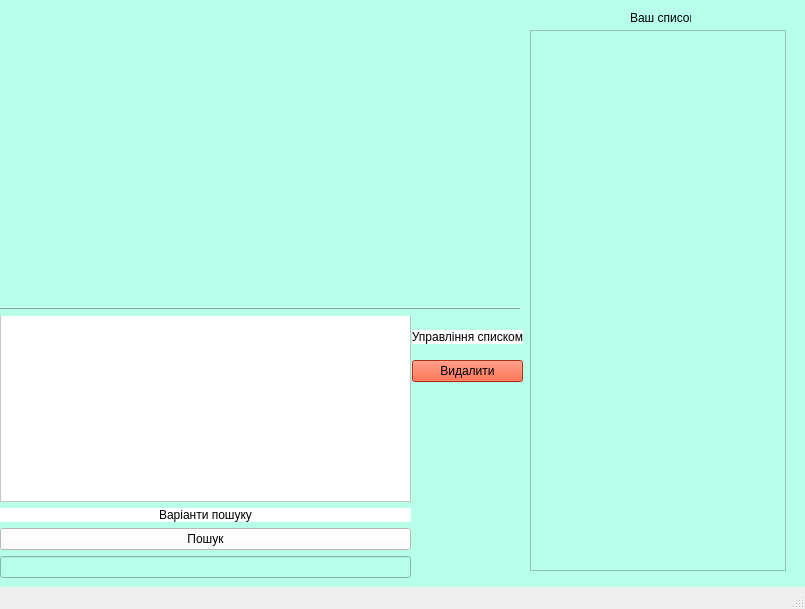
SuchAStupidMe/TFilmlist, file GUI.ui: the form before one commit.
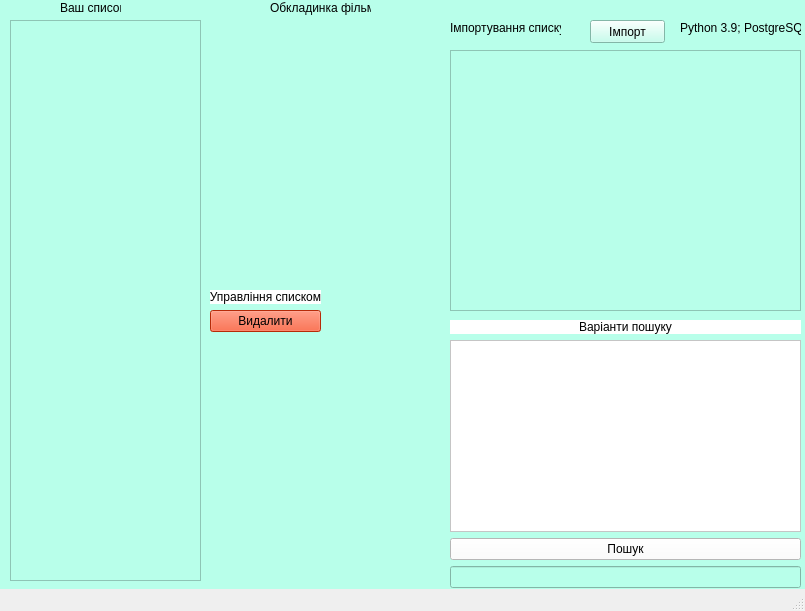
The form after the commit.

What changed in the file:
```diff
--- a/GUI.ui
+++ b/GUI.ui
@@ -7,7 +7,7 @@
     <x>0</x>
     <y>0</y>
     <width>805</width>
-    <height>609</height>
+    <height>611</height>
    </rect>
   </property>
   <property name="windowTitle">
@@ -17,21 +17,11 @@
    <property name="styleSheet">
     <string notr="true">background-color:rgb(184, 255, 234)</string>
    </property>
-   <widget class="QListWidget" name="your_list">
-    <property name="geometry">
-     <rect>
-      <x>530</x>
-      <y>30</y>
-      <width>256</width>
-      <height>541</height>
-     </rect>
-    </property>
-   </widget>
    <widget class="QLabel" name="label_2">
     <property name="geometry">
      <rect>
-      <x>630</x>
-      <y>10</y>
+      <x>60</x>
+      <y>0</y>
       <width>61</width>
       <height>16</height>
      </rect>
@@ -43,20 +33,13 @@
    <widget class="QWidget" name="formLayoutWidget">
     <property name="geometry">
      <rect>
-      <x>0</x>
-      <y>310</y>
-      <width>411</width>
+      <x>450</x>
+      <y>320</y>
+      <width>351</width>
       <height>268</height>
      </rect>
     </property>
     <layout class="QVBoxLayout" name="verticalLayout">
-     <item>
-      <widget class="QListWidget" name="listWidget">
-       <property name="styleSheet">
-        <string notr="true">background-color:rgb(255, 255, 255)</string>
-       </property>
-      </widget>
-     </item>
      <item>
       <widget class="QLabel" name="label">
        <property name="styleSheet">
@@ -73,6 +56,13 @@
        </property>
       </widget>
      </item>
+     <item>
+      <widget class="QListWidget" name="listWidget">
+       <property name="styleSheet">
+        <string notr="true">background-color:rgb(255, 255, 255)</string>
+       </property>
+      </widget>
+     </item>
      <item>
       <widget class="QPushButton" name="searchButton">
        <property name="styleSheet">
@@ -88,36 +78,27 @@
      </item>
     </layout>
    </widget>
-   <widget class="Line" name="line">
-    <property name="geometry">
-     <rect>
-      <x>0</x>
-      <y>300</y>
-      <width>521</width>
-      <height>16</height>
-     </rect>
-    </property>
-    <property name="cursor">
-     <cursorShape>SizeVerCursor</cursorShape>
-    </property>
-    <property name="frameShadow">
-     <enum>QFrame::Raised</enum>
-    </property>
-    <property name="orientation">
-     <enum>Qt::Horizontal</enum>
-    </property>
-   </widget>
    <widget class="QWidget" name="gridLayoutWidget">
     <property name="geometry">
      <rect>
-      <x>412</x>
-      <y>320</y>
+      <x>210</x>
+      <y>290</y>
       <width>111</width>
-      <height>73</height>
+      <height>44</height>
      </rect>
     </property>
     <layout class="QGridLayout" name="gridLayout">
-     <item row="0" column="0">
+     <item row="2" column="0">
+      <widget class="QPushButton" name="delete_button">
+       <property name="styleSheet">
+        <string notr="true">background-color:rgb(255, 60, 12)</string>
+       </property>
+       <property name="text">
+        <string>Видалити</string>
+       </property>
+      </widget>
+     </item>
+     <item row="1" column="0">
       <widget class="QLabel" name="label_3">
        <property name="sizePolicy">
         <sizepolicy hsizetype="Preferred" vsizetype="Maximum">
@@ -136,43 +117,96 @@
        </property>
       </widget>
      </item>
-     <item row="1" column="0">
-      <widget class="QPushButton" name="delete_button">
-       <property name="styleSheet">
-        <string notr="true">background-color:rgb(255, 60, 12)</string>
-       </property>
-       <property name="text">
-        <string>Видалити</string>
-       </property>
-      </widget>
-     </item>
     </layout>
    </widget>
    <widget class="QLabel" name="caption_title">
     <property name="geometry">
      <rect>
-      <x>0</x>
-      <y>0</y>
-      <width>801</width>
-      <height>601</height>
+      <x>680</x>
+      <y>20</y>
+      <width>121</width>
+      <height>16</height>
+     </rect>
+    </property>
+    <property name="text">
+     <string>Python 3.9; PostgreSQL</string>
+    </property>
+   </widget>
+   <widget class="QLabel" name="label_image">
+    <property name="geometry">
+     <rect>
+      <x>210</x>
+      <y>20</y>
+      <width>211</width>
+      <height>261</height>
      </rect>
     </property>
     <property name="text">
      <string/>
     </property>
-    <property name="textFormat">
-     <enum>Qt::AutoText</enum>
-    </property>
     <property name="scaledContents">
      <bool>true</bool>
     </property>
    </widget>
-   <zorder>caption_title</zorder>
-   <zorder>your_list</zorder>
-   <zorder>label_2</zorder>
-   <zorder>formLayoutWidget</zorder>
-   <zorder>line</zorder>
-   <zorder>gridLayoutWidget</zorder>
+   <widget class="QListWidget" name="import_list">
+    <property name="geometry">
+     <rect>
+      <x>450</x>
+      <y>50</y>
+      <width>351</width>
+      <height>261</height>
+     </rect>
+    </property>
+   </widget>
+   <widget class="QLabel" name="import_label">
+    <property name="geometry">
+     <rect>
+      <x>450</x>
+      <y>20</y>
+      <width>111</width>
+      <height>16</height>
+     </rect>
+    </property>
+    <property name="text">
+     <string>Імпортування списку</string>
+    </property>
+   </widget>
+   <widget class="QPushButton" name="import_button">
+    <property name="geometry">
+     <rect>
+      <x>590</x>
+      <y>20</y>
+      <width>75</width>
+      <height>23</height>
+     </rect>
+    </property>
+    <property name="text">
+     <string>Імпорт</string>
+    </property>
+   </widget>
+   <widget class="QListWidget" name="your_list">
+    <property name="geometry">
+     <rect>
+      <x>10</x>
+      <y>20</y>
+      <width>191</width>
+      <height>561</height>
+     </rect>
+    </property>
+   </widget>
+   <widget class="QLabel" name="label_5">
+    <property name="geometry">
+     <rect>
+      <x>270</x>
+      <y>0</y>
+      <width>101</width>
+      <height>16</height>
+     </rect>
+    </property>
+    <property name="text">
+     <string>Обкладинка фільму</string>
+    </property>
+   </widget>
   </widget>
   <widget class="QStatusBar" name="statusbar"/>
  </widget>
```
Left out of the diff: 2 changed lines with no effect on the pictures.
